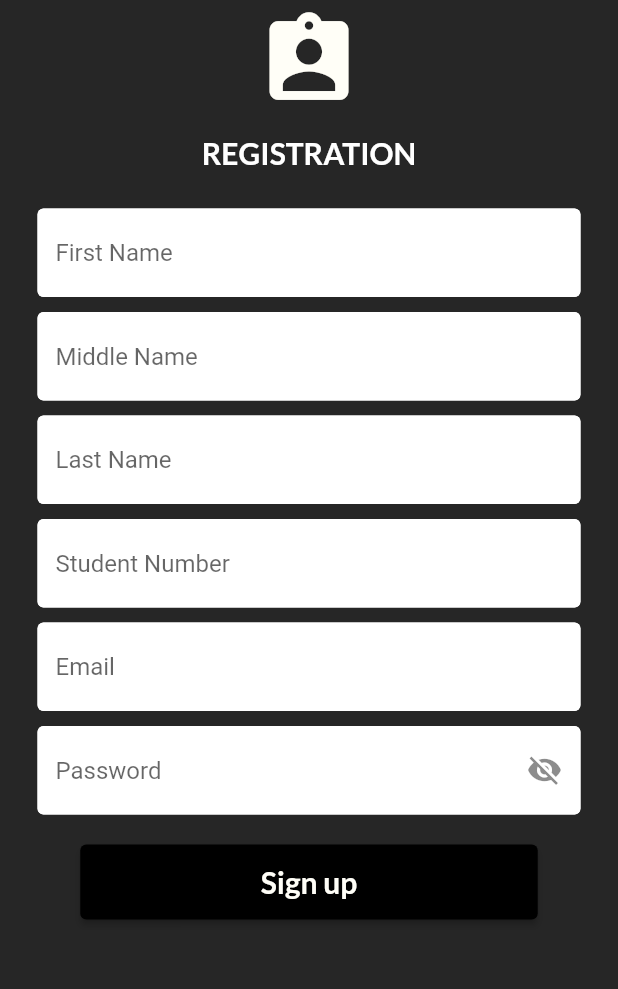
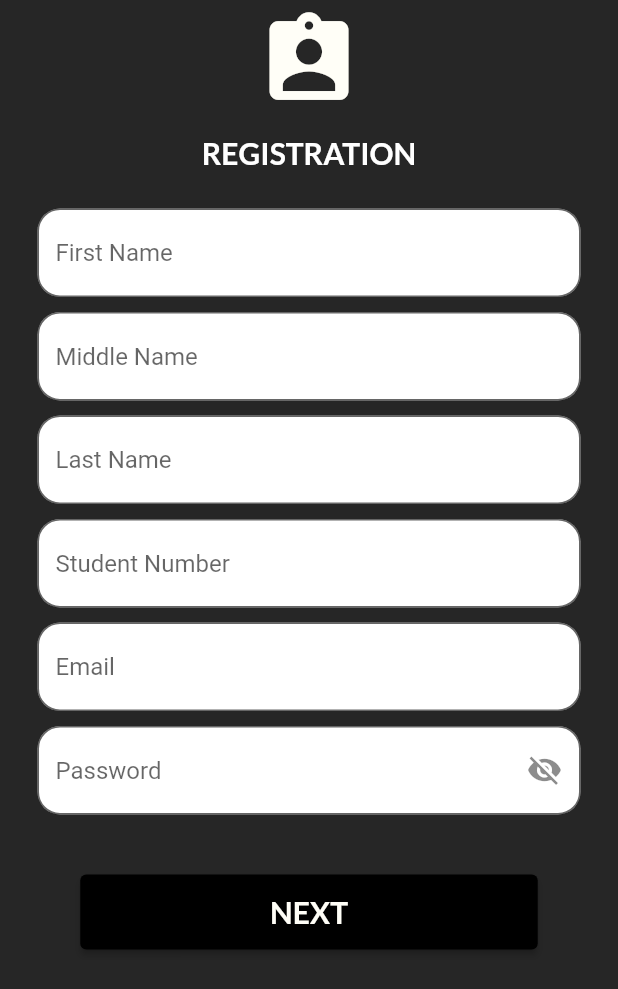
Before and after one commit to ArthanYdeo/ACE-NEW, a Flutter app: the RegisterPage screen opened directly, on a phone screen of 412 x 824 dp. Shown: the top 989 px of the screen. Run offline on Flutter 3.47's test engine with Material 2 defaults, Android fonts, the phone set to English and light mode, and no system bars; our stand-ins replace easy_splash_screen, firebase_core, firebase_database, hive; accounts and stored records are empty; network calls fail.

```diff
--- a/lib/components/register_IDnumber_textfield.dart
+++ b/lib/components/register_IDnumber_textfield.dart
@@ -26,11 +26,9 @@ class _MyTextFieldState extends State<RegisterIDNumber> {
         obscureText: _obscureText,
         decoration: InputDecoration(
           hintText: widget.hintText,
-          focusedBorder: const OutlineInputBorder(
-            borderSide: BorderSide(color: Colors.white),
-          ),
-          enabledBorder: const OutlineInputBorder(
-            borderSide: BorderSide(color: Colors.white),
+          border: OutlineInputBorder(
+            borderRadius: BorderRadius.circular(15.0),
+            // borderSide: BorderSide(color: Colors.white),
           ),
           fillColor: Colors.white,
           filled: true,
--- a/lib/components/register_email_textfield.dart
+++ b/lib/components/register_email_textfield.dart
@@ -26,11 +26,9 @@ class _MyTextFieldState extends State<RegisterEmail> {
         obscureText: _obscureText,
         decoration: InputDecoration(
           hintText: widget.hintText,
-          focusedBorder: const OutlineInputBorder(
-            borderSide: BorderSide(color: Colors.white),
-          ),
-          enabledBorder: const OutlineInputBorder(
-            borderSide: BorderSide(color: Colors.white),
+          border: OutlineInputBorder(
+            borderRadius: BorderRadius.circular(15.0),
+            // borderSide: BorderSide(color: Colors.white),
           ),
           fillColor: Colors.white,
           filled: true,
--- a/lib/components/register_firstname_textfield.dart
+++ b/lib/components/register_firstname_textfield.dart
@@ -26,11 +26,9 @@ class _MyTextFieldState extends State<RegisterFirstName> {
         obscureText: _obscureText,
         decoration: InputDecoration(
           hintText: widget.hintText,
-          focusedBorder: const OutlineInputBorder(
-            borderSide: BorderSide(color: Colors.white),
-          ),
-          enabledBorder: const OutlineInputBorder(
-            borderSide: BorderSide(color: Colors.white),
+          border: OutlineInputBorder(
+            borderRadius: BorderRadius.circular(15.0),
+            // borderSide: BorderSide(color: Colors.white),
           ),
           fillColor: Colors.white,
           filled: true,
--- a/lib/components/register_lastname_textfield.dart
+++ b/lib/components/register_lastname_textfield.dart
@@ -26,11 +26,9 @@ class _MyTextFieldState extends State<RegisterLastName> {
         obscureText: _obscureText,
         decoration: InputDecoration(
           hintText: widget.hintText,
-          focusedBorder: const OutlineInputBorder(
-            borderSide: BorderSide(color: Colors.white),
-          ),
-          enabledBorder: const OutlineInputBorder(
-            borderSide: BorderSide(color: Colors.white),
+          border: OutlineInputBorder(
+            borderRadius: BorderRadius.circular(15.0),
+            // borderSide: BorderSide(color: Colors.white),
           ),
           fillColor: Colors.white,
           filled: true,
--- a/lib/components/register_middlename_textfield.dart
+++ b/lib/components/register_middlename_textfield.dart
@@ -26,11 +26,9 @@ class _MyTextFieldState extends State<RegisterMiddleName> {
         obscureText: _obscureText,
         decoration: InputDecoration(
           hintText: widget.hintText,
-          focusedBorder: const OutlineInputBorder(
-            borderSide: BorderSide(color: Colors.white),
-          ),
-          enabledBorder: const OutlineInputBorder(
-            borderSide: BorderSide(color: Colors.white),
+          border: OutlineInputBorder(
+            borderRadius: BorderRadius.circular(15.0),
+            // borderSide: BorderSide(color: Colors.white),
           ),
           fillColor: Colors.white,
           filled: true,
--- a/lib/components/register_password_textfield.dart
+++ b/lib/components/register_password_textfield.dart
@@ -34,11 +34,8 @@ class _StudentPasswordState extends State<RegisterPassword> {
               });
             },
           ),
-          focusedBorder: const OutlineInputBorder(
-            borderSide: BorderSide(color: Colors.white),
-          ),
-          enabledBorder: const OutlineInputBorder(
-            borderSide: BorderSide(color: Colors.white),
+          border: OutlineInputBorder(
+            borderRadius: BorderRadius.circular(15.0),
           ),
           fillColor: Colors.white,
           filled: true,
--- a/lib/pages/registration_page.dart
+++ b/lib/pages/registration_page.dart
@@ -1,12 +1,10 @@
-import 'package:ace/components/gender_radiobutton.dart';
 import 'package:ace/components/register_IDnumber_textfield.dart';
 import 'package:ace/components/register_email_textfield.dart';
 import 'package:ace/components/register_firstname_textfield.dart';
 import 'package:ace/components/register_lastname_textfield.dart';
 import 'package:ace/components/register_middlename_textfield.dart';
 import 'package:ace/components/register_password_textfield.dart';
-import 'package:ace/pages/selection_page.dart';
-import 'package:firebase_database/firebase_database.dart';
+import 'package:ace/pages/registration_page2.dart';
 import 'package:flutter/cupertino.dart';
 import 'package:flutter/material.dart';
 
@@ -78,9 +76,7 @@ class RegisterPage extends StatelessWidget {
                     controller: _pass,
                     hintText: 'Password',
                   ),
-          const SizedBox(height: 10),
-
-          const SizedBox(height: 10),
+                  const SizedBox(height: 40),
                   Container(
                     padding: const EdgeInsets.only(left: 25.0, right: 25),
                     width: 355,
@@ -88,23 +84,13 @@ class RegisterPage extends StatelessWidget {
                     child: ElevatedButton(
                       style: ElevatedButton.styleFrom(
                           primary: Colors.black
-              ),
-              onPressed: () async {
-                DatabaseReference dbReference = FirebaseDatabase.instance
-                    .ref()
-                    .child("Students/${_fname.text}/");
-                await dbReference.child("first name").set(_fname.text);
-                await dbReference.child("middle name").set(_mname.text);
-                await dbReference.child("last name").set(_lname.text);
-                await dbReference.child("idnum").set(_idnum.text);
-                await dbReference.child("email").set(_email.text);
-                await dbReference.child("password").set(_pass.text);
-                Navigator.of(context).pop(MaterialPageRoute(
-                  builder: (BuildContext context) => const SelectionPage(),
-                ));
+                      ), onPressed: () {
+                      Navigator.of(context).push(MaterialPageRoute(
+                          builder: (BuildContext context) => NextPage()));
                     },
-              child: const Text(
-                'Sign up',
+                      child:const Center(
+                        child: Text(
+                          "NEXT",
                           style: TextStyle(
                               color: ColorPalette.secondary,
                               fontFamily: 'Lato',
@@ -112,7 +98,12 @@ class RegisterPage extends StatelessWidget {
                               fontSize: 20),
                         ),
                       ),
+                    ),
                   )
-        ]))));
+                ]
+                )
+            )
+        )
+    );
   }
 }
```
Also changed, not shown: lib/constant/strings.dart (+10 -31 lines), lib/pages/registration_page2.dart (added, +219 -0 lines), lib/screenpages/grades.dart (+83 -11 lines), 6 other files. Lines whose indentation alone changed are shown as unchanged.
